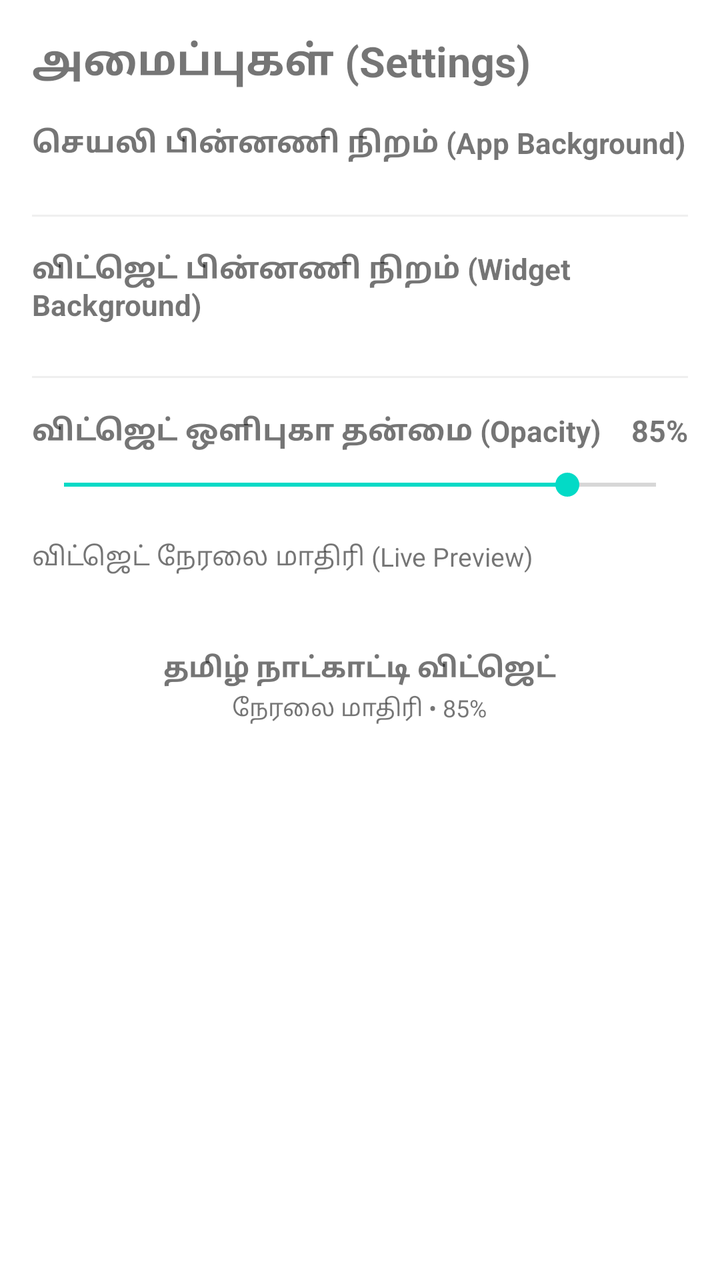
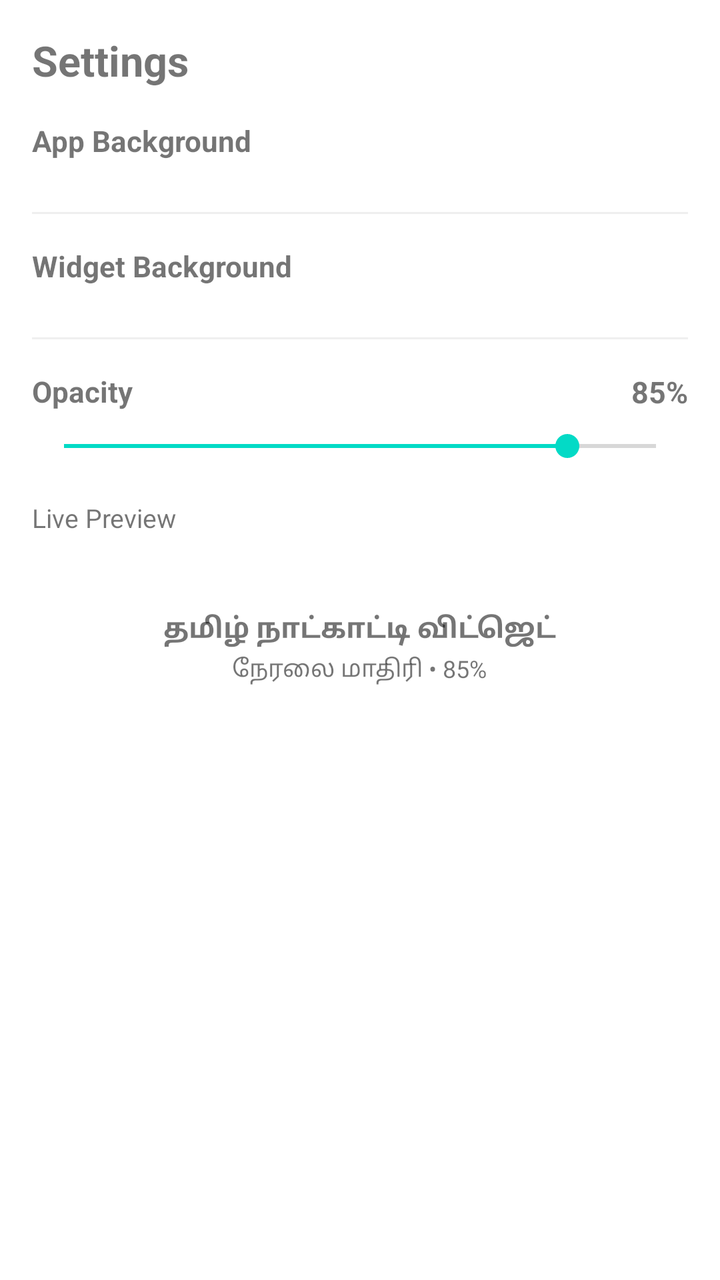

Compare the two renders of this Android layout. The source of the first and the diff that turns it into the second are given below.
<!-- AndroidManifest.xml: application theme Theme.MaterialComponents.DayNight.NoActionBar -->
<!-- res/layout/fragment_settings.xml -->
<?xml version="1.0" encoding="utf-8"?>
<ScrollView xmlns:android="http://schemas.android.com/apk/res/android"
    android:id="@+id/scroll_settings_root"
    android:layout_width="match_parent"
    android:layout_height="match_parent"
    android:fillViewport="true">

    <LinearLayout
        android:id="@+id/ll_settings_container"
        android:layout_width="match_parent"
        android:layout_height="wrap_content"
        android:orientation="vertical"
        android:padding="16dp">

        
        <TextView
            android:id="@+id/tv_settings_main_heading"
            android:layout_width="match_parent"
            android:layout_height="wrap_content"
            android:text="அமைப்புகள் (Settings)"
            android:textSize="21sp"
            android:textStyle="bold"
            android:layout_marginBottom="16dp" />

        
        <TextView
            android:id="@+id/tv_lbl_app_theme"
            android:layout_width="wrap_content"
            android:layout_height="wrap_content"
            android:text="செயலி பின்னணி நிறம் (App Background)"
            android:textSize="14.5sp"
            android:textStyle="bold"
            android:layout_marginBottom="8dp" />

        <RadioGroup
            android:id="@+id/rg_app_theme_options"
            android:layout_width="match_parent"
            android:layout_height="wrap_content"
            android:orientation="vertical"
            android:layout_marginBottom="18dp" />

        <View
            android:id="@+id/divider_settings_1"
            android:layout_width="match_parent"
            android:layout_height="1dp"
            android:background="#22888888"
            android:layout_marginBottom="16dp" />

        
        <TextView
            android:id="@+id/tv_lbl_widget_theme"
            android:layout_width="wrap_content"
            android:layout_height="wrap_content"
            android:text="விட்ஜெட் பின்னணி நிறம் (Widget Background)"
            android:textSize="14.5sp"
            android:textStyle="bold"
            android:layout_marginBottom="8dp" />

        <RadioGroup
            android:id="@+id/rg_widget_theme_options"
            android:layout_width="match_parent"
            android:layout_height="wrap_content"
            android:orientation="vertical"
            android:layout_marginBottom="18dp" />

        <View
            android:id="@+id/divider_settings_2"
            android:layout_width="match_parent"
            android:layout_height="1dp"
            android:background="#22888888"
            android:layout_marginBottom="16dp" />

        
        <RelativeLayout
            android:layout_width="match_parent"
            android:layout_height="wrap_content"
            android:layout_marginBottom="8dp">

            <TextView
                android:id="@+id/tv_lbl_widget_opacity"
                android:layout_width="wrap_content"
                android:layout_height="wrap_content"
                android:layout_alignParentStart="true"
                android:text="விட்ஜெட் ஒளிபுகா தன்மை (Opacity)"
                android:textSize="14.5sp"
                android:textStyle="bold" />

            <TextView
                android:id="@+id/tv_widget_opacity_val"
                android:layout_width="wrap_content"
                android:layout_height="wrap_content"
                android:layout_alignParentEnd="true"
                android:text="85%"
                android:textSize="15sp"
                android:textStyle="bold" />
        </RelativeLayout>

        <SeekBar
            android:id="@+id/seekbar_widget_opacity"
            android:layout_width="match_parent"
            android:layout_height="wrap_content"
            android:max="100"
            android:progress="85"
            android:layout_marginBottom="18dp" />

        
        <TextView
            android:id="@+id/tv_lbl_widget_preview"
            android:layout_width="wrap_content"
            android:layout_height="wrap_content"
            android:text="விட்ஜெட் நேரலை மாதிரி (Live Preview)"
            android:textSize="13sp"
            android:layout_marginBottom="8dp" />

        <FrameLayout
            android:id="@+id/frame_preview_wrapper"
            android:layout_width="match_parent"
            android:layout_height="96dp"
            android:elevation="2dp"
            android:padding="8dp">

            <ImageView
                android:id="@+id/iv_preview_widget_bg"
                android:layout_width="match_parent"
                android:layout_height="match_parent"
                android:scaleType="fitXY"
                android:contentDescription="Widget Background Preview" />

            <LinearLayout
                android:id="@+id/layout_preview_content"
                android:layout_width="match_parent"
                android:layout_height="match_parent"
                android:orientation="vertical"
                android:gravity="center"
                android:padding="8dp">

                <TextView
                    android:id="@+id/tv_preview_title"
                    android:layout_width="wrap_content"
                    android:layout_height="wrap_content"
                    android:text="தமிழ் நாட்காட்டி விட்ஜெட்"
                    android:textSize="14sp"
                    android:textStyle="bold" />

                <TextView
                    android:id="@+id/tv_preview_sub"
                    android:layout_width="wrap_content"
                    android:layout_height="wrap_content"
                    android:layout_marginTop="2dp"
                    android:text="நேரலை மாதிரி • 85%"
                    android:textSize="12sp" />
            </LinearLayout>
        </FrameLayout>

    </LinearLayout>
</ScrollView>
<!-- resources referenced by this layout -->
<resources>

</resources>

<!-- the commit's change to res/layout/fragment_settings.xml (unified diff, before → after) -->
@@ -17,7 +17,7 @@
             android:id="@+id/tv_settings_main_heading"
             android:layout_width="match_parent"
             android:layout_height="wrap_content"
-            android:text="அமைப்புகள் (Settings)"
+            android:text="Settings"
             android:textSize="21sp"
             android:textStyle="bold"
             android:layout_marginBottom="16dp" />
@@ -27,7 +27,7 @@
             android:id="@+id/tv_lbl_app_theme"
             android:layout_width="wrap_content"
             android:layout_height="wrap_content"
-            android:text="செயலி பின்னணி நிறம் (App Background)"
+            android:text="App Background"
             android:textSize="14.5sp"
             android:textStyle="bold"
             android:layout_marginBottom="8dp" />
@@ -51,7 +51,7 @@
             android:id="@+id/tv_lbl_widget_theme"
             android:layout_width="wrap_content"
             android:layout_height="wrap_content"
-            android:text="விட்ஜெட் பின்னணி நிறம் (Widget Background)"
+            android:text="Widget Background"
             android:textSize="14.5sp"
             android:textStyle="bold"
             android:layout_marginBottom="8dp" />
@@ -81,7 +81,7 @@
                 android:layout_width="wrap_content"
                 android:layout_height="wrap_content"
                 android:layout_alignParentStart="true"
-                android:text="விட்ஜெட் ஒளிபுகா தன்மை (Opacity)"
+                android:text="Opacity"
                 android:textSize="14.5sp"
                 android:textStyle="bold" />
 
@@ -108,7 +108,7 @@
             android:id="@+id/tv_lbl_widget_preview"
             android:layout_width="wrap_content"
             android:layout_height="wrap_content"
-            android:text="விட்ஜெட் நேரலை மாதிரி (Live Preview)"
+            android:text="Live Preview"
             android:textSize="13sp"
             android:layout_marginBottom="8dp" />
 
